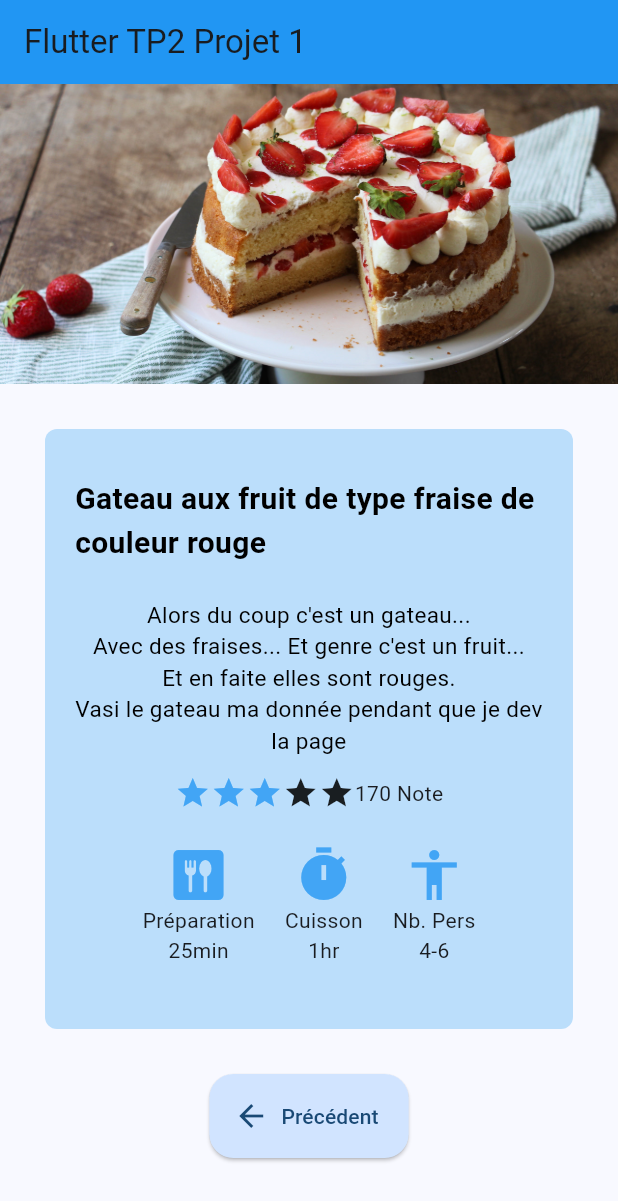
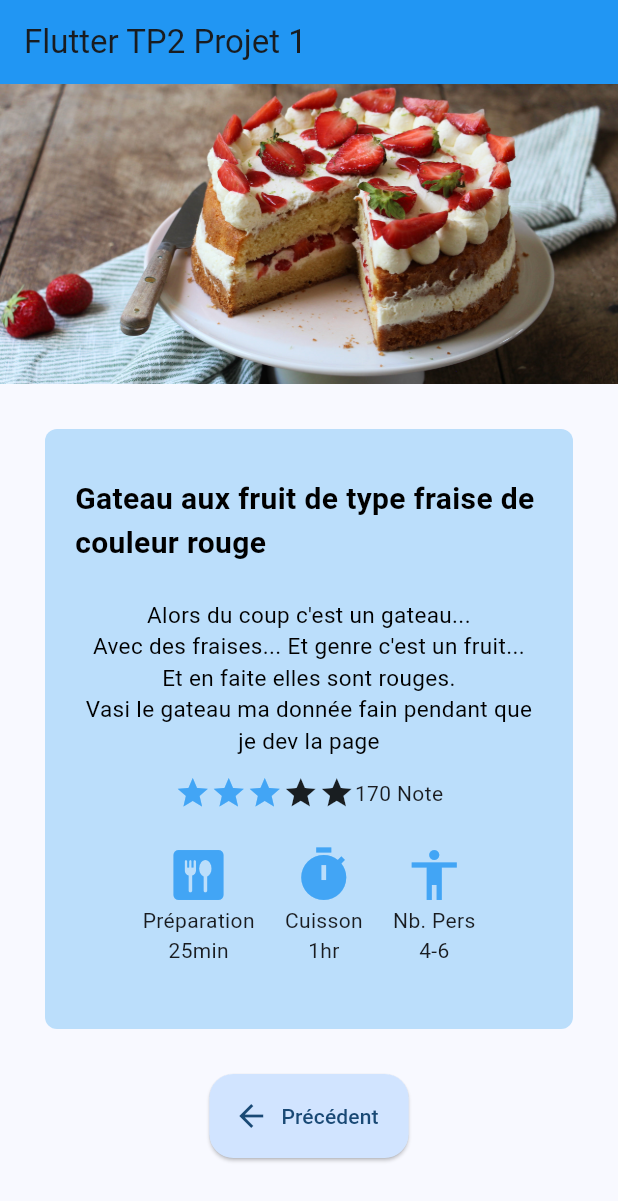
Before and after one commit to RenardBleu/TP2-Flutter, a Flutter app: the screen it shows after launch, on a phone screen of 412 x 824 dp. Shown: the top 1201 px of the screen. Run offline on Flutter 3.47's test engine with Material 3 defaults, Android fonts, the phone set to English and light mode, and no system bars; Roboto replaces fonts that are missing (Lexend).

Commit message:
petite correction

```diff
--- a/lib/main.dart
+++ b/lib/main.dart
@@ -105,7 +105,7 @@ class _MySecondPageState extends State<MySecondPage> {
                   margin: const EdgeInsets.only(top: 10),
                   child: const Text(
                   textAlign: TextAlign.center,
-                  'Alors du coup c\'est un gateau... \nAvec des fraises... Et genre c\'est un fruit... \nEt en faite elles sont rouges. \nVasi le gateau ma donnée pendant que je dev la page',
+                  'Alors du coup c\'est un gateau... \nAvec des fraises... Et genre c\'est un fruit... \nEt en faite elles sont rouges. \nVasi le gateau ma donnée fain pendant que je dev la page',
                   style: TextStyle(
                   color: Colors.black,
                   fontFamily: 'Lexend',
```
Also changed, not shown: lib/Structure_Android.dart (+5 -6 lines).
